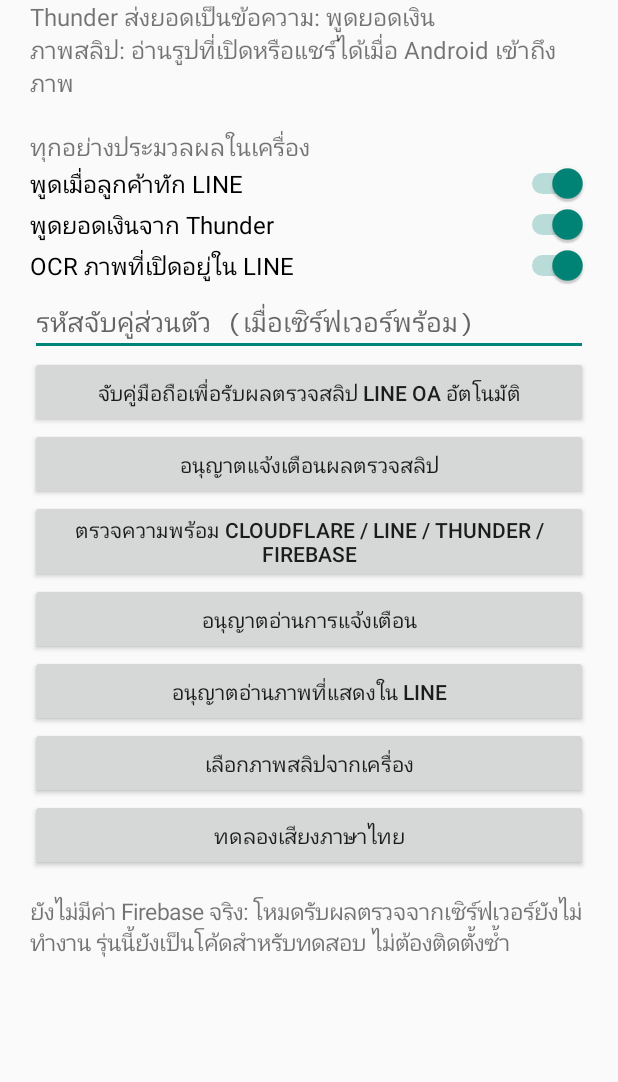
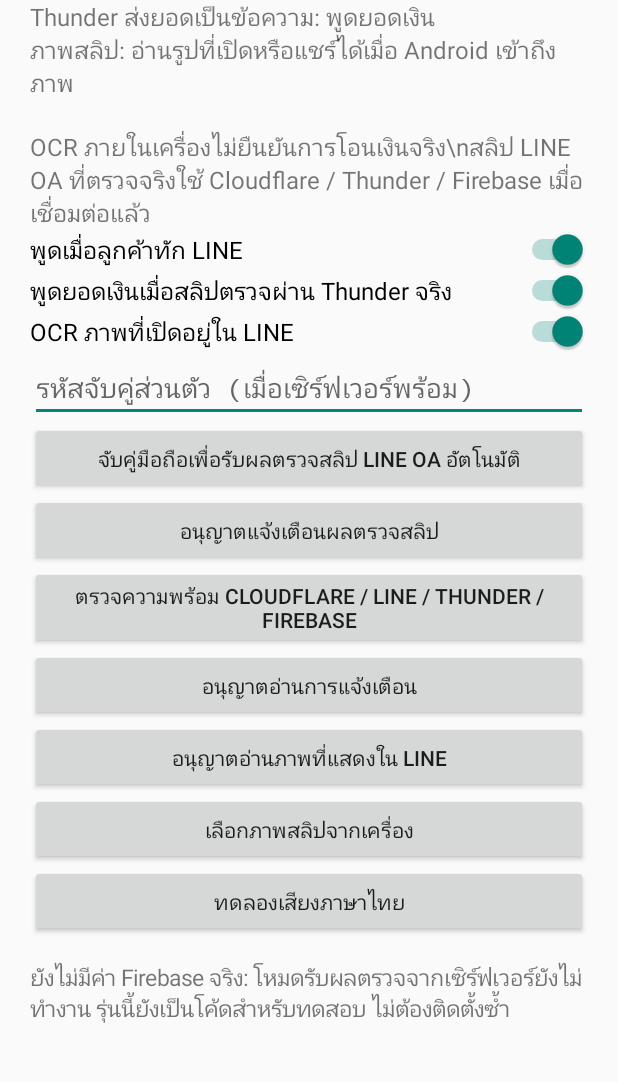
Before and after one commit to jirapatza/Thunder-LINE-Speaker-, an Android app: the screen it shows after launch (MainActivity), on a phone screen of 412 x 824 dp, the part 122-1204 px from its top. Run offline under Robolectric (Android 15) with nearby library versions, the phone set to English and light mode, and no system bars; 1 statement that could not run was skipped.

Commit message:
safety: never announce receipt based on unverified LINE sender text; enable TTS discovery

```diff
--- a/app/src/main/java/com/thunder/linespeaker/MainActivity.kt
+++ b/app/src/main/java/com/thunder/linespeaker/MainActivity.kt
@@ -30,7 +30,7 @@ class MainActivity : Activity() {
             textSize = 26f
         })
         layout.addView(TextView(this).apply {
-            text = "ลูกค้าทัก LINE: พูดชื่อและชื่อหวย ไม่อ่านเลขที่สั่ง\nThunder ส่งยอดเป็นข้อความ: พูดยอดเงิน\nภาพสลิป: อ่านรูปที่เปิดหรือแชร์ได้เมื่อ Android เข้าถึงภาพ\n\nทุกอย่างประมวลผลในเครื่อง"
+            text = "ลูกค้าทัก LINE: พูดชื่อและชื่อหวย ไม่อ่านเลขที่สั่ง\nThunder ส่งยอดเป็นข้อความ: พูดยอดเงิน\nภาพสลิป: อ่านรูปที่เปิดหรือแชร์ได้เมื่อ Android เข้าถึงภาพ\n\nOCR ภายในเครื่องไม่ยืนยันการโอนเงินจริง\\nสลิป LINE OA ที่ตรวจจริงใช้ Cloudflare / Thunder / Firebase เมื่อเชื่อมต่อแล้ว"
             textSize = 16f
         })
         @Suppress("DEPRECATION")
@@ -49,7 +49,7 @@ class MainActivity : Activity() {
             })
         }
         addSwitch("พูดเมื่อลูกค้าทัก LINE", Preferences.customers(this)) { Preferences.setCustomers(this, it) }
-        addSwitch("พูดยอดเงินจาก Thunder", Preferences.payments(this)) { Preferences.setPayments(this, it) }
+        addSwitch("พูดยอดเงินเมื่อสลิปตรวจผ่าน Thunder จริง", Preferences.payments(this)) { Preferences.setPayments(this, it) }
         addSwitch("OCR ภาพที่เปิดอยู่ใน LINE", Preferences.screenOcr(this)) { Preferences.setScreenOcr(this, it) }
         val pairingField = EditText(this).apply {
             hint = "รหัสจับคู่ส่วนตัว (เมื่อเซิร์ฟเวอร์พร้อม)"
```
